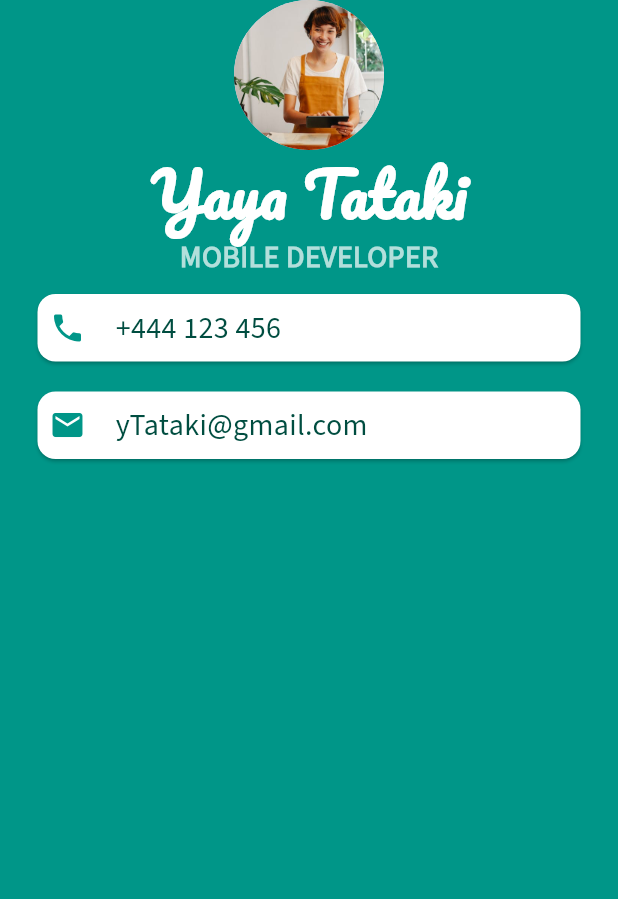
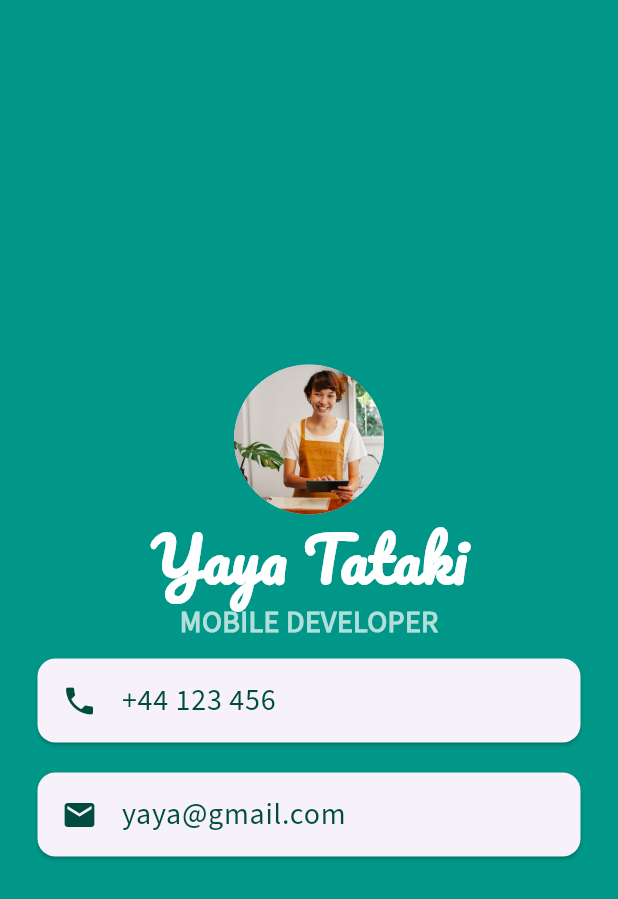
Before and after one commit to Obehi234/e-card-with-flutter, a Flutter app: the screen it shows after launch, on a phone screen of 412 x 824 dp. Shown: the top 899 px of the screen. Run offline on Flutter 3.47's test engine with Material 3 defaults, Android fonts, the phone set to English and light mode, and no system bars.

Commit message:
Replaced row with listTile and centered column

```diff
--- a/lib/main.dart
+++ b/lib/main.dart
@@ -13,7 +13,10 @@ class MyApp extends StatelessWidget {
       home: Scaffold(
           backgroundColor: Colors.teal,
           body: SafeArea(
-              child: Column(children: [
+              child: Column(
+                mainAxisAlignment: MainAxisAlignment.center,
+                  crossAxisAlignment: CrossAxisAlignment.center,
+                  children: [
                           const CircleAvatar(
               radius: 50.0,
               backgroundImage: AssetImage('images/yaya.jpeg'),
@@ -31,43 +34,25 @@ class MyApp extends StatelessWidget {
                     color: Colors.teal.shade100,
                     fontWeight: FontWeight.bold)),
                           Card(
-                color: Colors.white,
                 margin: const EdgeInsets.symmetric(
                     vertical: 10.0, horizontal: 25.0),
-                child: Padding(
-                  padding: const EdgeInsets.all(8.0),
-                  child: Row(children: [
-                    const Icon(
-                      Icons.phone,
-                      color: Colors.teal,
-                    ),
-                    const SizedBox(width: 20.0),
-                    Text('+444 123 456',
+                child: ListTile(
+                    leading: Icon(Icons.phone, color: Colors.teal.shade900),
+                    title: Text('+44 123 456',
                         style: TextStyle(
                             color: Colors.teal.shade900,
                             fontFamily: 'SourceSans3',
-                            fontSize: 20.0))
-                  ]),
-                )),
+                            fontSize: 20.0)))),
                           Card(
-                color: Colors.white,
                 margin: const EdgeInsets.symmetric(
                     vertical: 10.0, horizontal: 25.0),
-                child: Padding(
-                  padding: const EdgeInsets.all(8.0),
-                  child: Row(children: [
-                    const Icon(
-                      Icons.email,
-                      color: Colors.teal,
-                    ),
-                    const SizedBox(width: 20.0),
-                    Text('yTataki@gmail.com',
+                child: ListTile(
+                    leading: Icon(Icons.email, color: Colors.teal.shade900),
+                    title: Text('yaya@gmail.com',
                         style: TextStyle(
                             color: Colors.teal.shade900,
                             fontFamily: 'SourceSans3',
-                            fontSize: 20.0))
-                  ]),
-                ))
+                            fontSize: 20.0))))
                         ]))),
     );
   }
```
Lines whose indentation alone changed are shown as unchanged.
